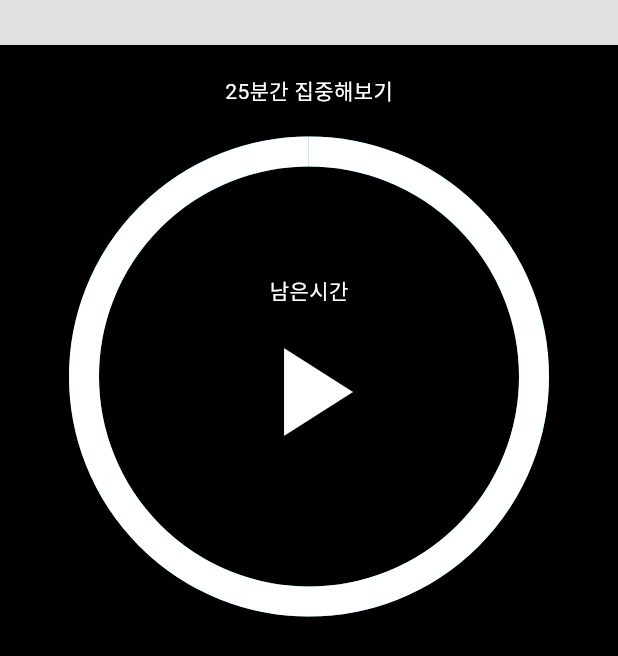
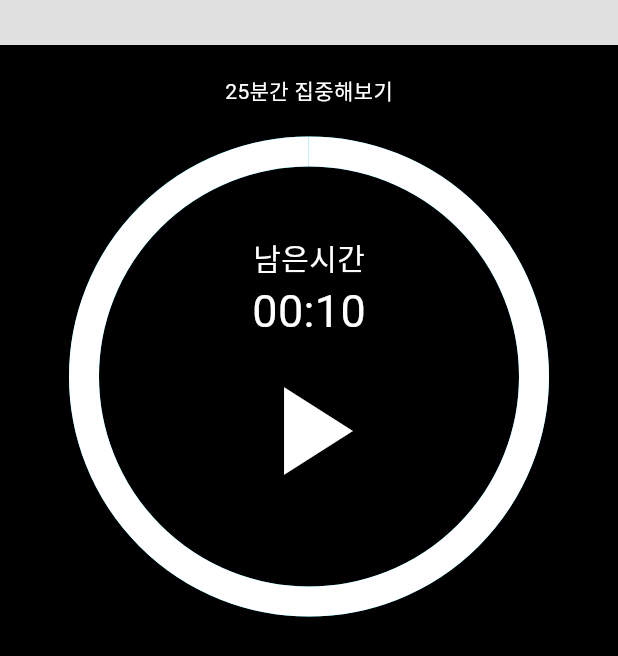
Before and after one commit to KimHyunSookhs/Timer_GetX, a Flutter app: the screen it shows after launch, on a phone screen of 412 x 824 dp. Shown: the top 656 px of the screen. Run offline on Flutter 3.47's test engine with Material 3 defaults, Android fonts, the phone set to English and light mode, and no system bars; our stand-ins replace get.

Commit message:
fix : 멈춤시 아이콘 변경되지 않는 오류 수정

```diff
--- a/lib/controller/timer_controller.dart
+++ b/lib/controller/timer_controller.dart
@@ -7,18 +7,25 @@ class TimerController extends GetxController {
   final RxInt seconds = 0.obs;
   final isRunning = false.obs;
   final timerStatus = <TimerStatus>[].obs;
-  final int maxSecond = 30;
+  final int maxSecond = 10;
 
-  RxInt remainingSecond = 30.obs;
+  RxInt remainingSecond = 10.obs;
   late Timer timer;
+
+  @override
+  void dispose() {
+    timer?.cancel();
+    super.dispose();
+  }
 
   void startTimer() {
     timer = Timer.periodic(Duration(seconds: 1), (timer) {
       if (remainingSecond > 0) {
         isRunning.value = true;
-        remainingSecond--;
+        remainingSecond.value--;
         update();
       } else {
+        isRunning.value = false;
         timer.cancel();
         update();
       }
@@ -28,6 +35,7 @@ class TimerController extends GetxController {
   //실행중이면 timer캔슬, false일때는 start
   void pausedTimer() {
     if (isRunning.value) {
+      isRunning.value = !isRunning.value;
       timer.cancel();
       update();
     } else {
@@ -35,11 +43,4 @@ class TimerController extends GetxController {
       update();
     }
   }
-
-  @override
-  void dispose() {
-    // TODO: implement dispose
-    timer?.cancel();
-    super.dispose();
-  }
 }
--- a/lib/view/timer_view.dart
+++ b/lib/view/timer_view.dart
@@ -2,9 +2,14 @@ import 'package:flutter/material.dart';
 import 'package:get/get.dart';
 import 'package:stop_watch/controller/timer_controller.dart';
 
-class TimerView extends StatelessWidget {
-  TimerView({super.key});
+class TimerView extends StatefulWidget {
+  const TimerView({super.key});
 
+  @override
+  State<TimerView> createState() => _TimerViewState();
+}
+
+class _TimerViewState extends State<TimerView> {
   final TimerController timerController = Get.put(TimerController());
 
   String formatTime(int seconds) {
@@ -51,17 +56,29 @@ class TimerView extends StatelessWidget {
                             child: Column(
                               mainAxisAlignment: MainAxisAlignment.center,
                               children: [
-                                Text(
-                                  '남은시간',
-                                  style: TextStyle(color: Colors.white),
+                                Column(
+                                  children: [
+                                    Text(
+                                      '남은시간',
+                                      style: TextStyle(
+                                        color: Colors.white,
+                                        fontSize: 20,
+                                      ),
+                                    ),
+                                    Text(
+                                      formatTime(
+                                        timerController.remainingSecond.value,
+                                      ),
+                                      style: TextStyle(
+                                        color: Colors.white,
+                                        fontSize: 30,
+                                      ),
+                                    ),
+                                  ],
                                 ),
                                 IconButton(
                                   onPressed: () {
-                                    if (timerController.isRunning.value) {
-                                      timerController.pausedTimer();
-                                    } else {
-                                      timerController.startTimer();
-                                    }
+                                    timerController.pausedTimer();
                                   },
                                   icon: timerController.isRunning.value
                                       ? Icon(
```
Also changed, not shown: lib/status/time_status.dart (added).
